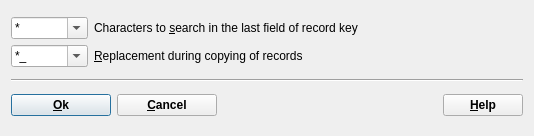
This is gems3/vizor4/dlg4/ChangeKeyDialog4.ui in gemshub/GEMSGUI as Qt 5 draws it before an edit. The edited form follows.
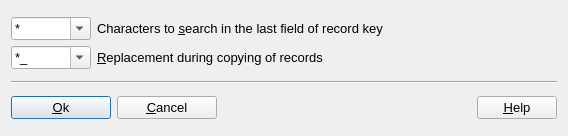
This is the edited form.

Commit message: Merged from upgrade adjusted fonts and comments on all dialogs (for consistency between win32, macosx and linux) DK,SD

```diff
--- a/gems3/vizor4/dlg4/ChangeKeyDialog4.ui
+++ b/gems3/vizor4/dlg4/ChangeKeyDialog4.ui
@@ -1,15 +1,20 @@
 <ui version="4.0" >
  <class>ChangeKeyDialogData</class>
- <widget class="QDialog" name="ChangeKeyDialogData" >
-  <property name="geometry" >
+ <widget class="QDialog" name="ChangeKeyDialogData">
+  <property name="geometry">
    <rect>
     <x>0</x>
     <y>0</y>
-    <width>534</width>
+    <width>568</width>
     <height>136</height>
    </rect>
   </property>
-  <property name="windowTitle" >
+  <property name="font">
+   <font>
+    <pointsize>10</pointsize>
+   </font>
+  </property>
+  <property name="windowTitle">
    <string>Setup of a template to change record keys</string>
   </property>
   <layout class="QVBoxLayout" >
@@ -188,16 +193,7 @@
      <property name="spacing" >
       <number>6</number>
      </property>
-     <property name="leftMargin" >
-      <number>0</number>
-     </property>
-     <property name="topMargin" >
-      <number>0</number>
-     </property>
-     <property name="rightMargin" >
-      <number>0</number>
-     </property>
-     <property name="bottomMargin" >
+     <property name="margin">
       <number>0</number>
      </property>
      <item>
@@ -208,14 +204,7 @@
          <height>0</height>
         </size>
        </property>
-       <property name="font" >
-        <font>
-         <family>Arial</family>
-         <weight>75</weight>
-         <bold>true</bold>
-        </font>
-       </property>
-       <property name="text" >
+       <property name="text">
         <string>&amp;Ok</string>
        </property>
        <property name="shortcut" >
@@ -231,14 +220,7 @@
          <height>0</height>
         </size>
        </property>
-       <property name="font" >
-        <font>
-         <family>Arial</family>
-         <weight>75</weight>
-         <bold>true</bold>
-        </font>
-       </property>
-       <property name="text" >
+       <property name="text">
         <string>&amp;Cancel</string>
        </property>
        <property name="shortcut" >
@@ -263,15 +245,8 @@
       </spacer>
      </item>
      <item>
-      <widget class="QPushButton" name="pbHelp" >
-       <property name="font" >
-        <font>
-         <family>Arial</family>
-         <weight>75</weight>
-         <bold>true</bold>
-        </font>
-       </property>
-       <property name="text" >
+      <widget class="QPushButton" name="pbHelp">
+       <property name="text">
         <string>&amp;Help</string>
        </property>
        <property name="shortcut" >
@@ -283,7 +258,7 @@
    </item>
   </layout>
  </widget>
- <layoutdefault spacing="6" margin="11" />
+ <layoutdefault spacing="6" margin="11"/>
  <tabstops>
   <tabstop>cbKsearch</tabstop>
   <tabstop>cbKreplace</tabstop>
```
Left out of the diff: 142 changed lines with no effect on the pictures. The commit also changes 39 other files.
